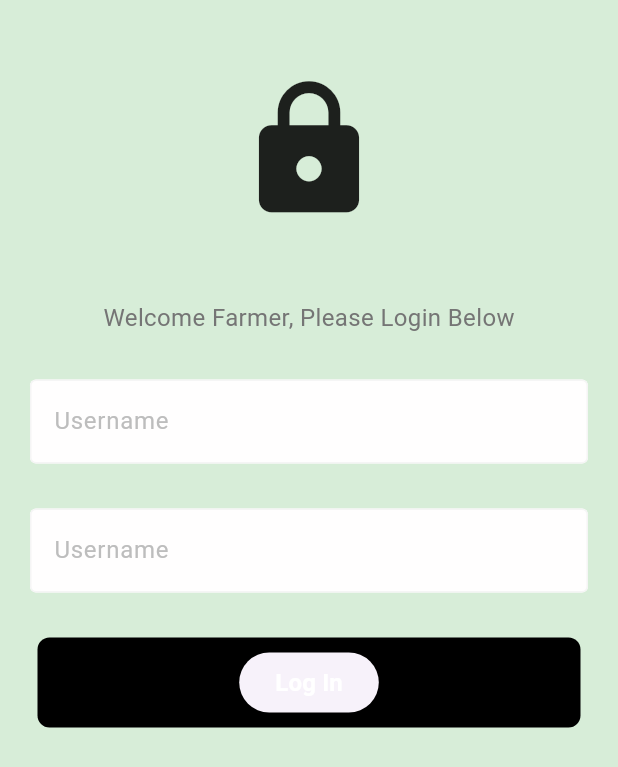
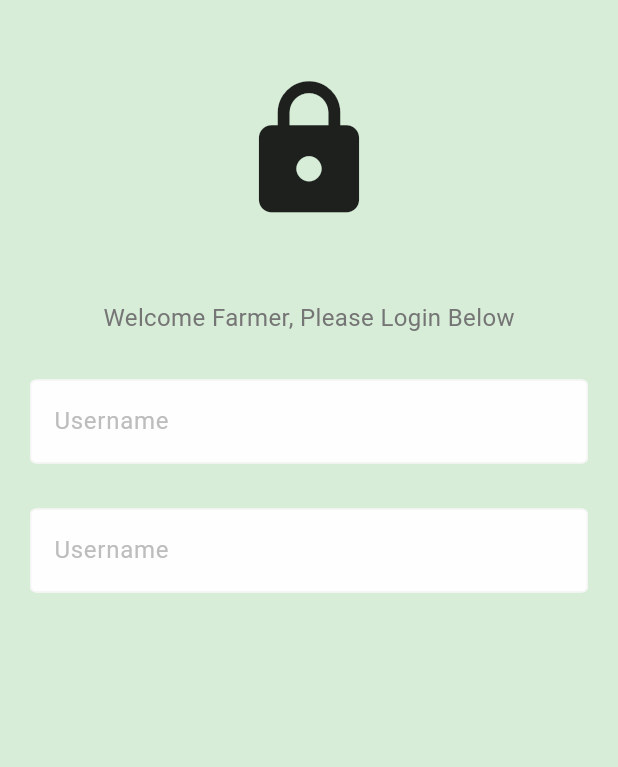
Before and after one commit to WisdomMapeka/flutterAppNew, a Flutter app: the LoginUIPage screen opened directly, on a phone screen of 412 x 824 dp. Shown: the top 767 px of the screen. Run offline on Flutter 3.47's test engine with Material 3 defaults, Android fonts, the phone set to English and light mode, and no system bars.

Commit message:
fixed pages , to have correct structure

```diff
--- a/flutter_application_1/lib/auth/login_page.dart
+++ b/flutter_application_1/lib/auth/login_page.dart
@@ -43,7 +43,7 @@ class LoginUIPage extends StatelessWidget {
 
               // button [with login text]
               SizedBox(height: 30,),
-              SigninButton(),
+              // SigninButton(),
 
 
             ],
--- a/flutter_application_1/lib/auth/navigation_betwee_boards.dart
+++ b/flutter_application_1/lib/auth/role_based_navigation.dart
@@ -1,6 +1,6 @@
 import 'package:flutter/material.dart';
-import 'clerk_dashboard.dart';
-import 'farmer_dashboard.dart';
+import '../clerks/admin_dash.dart';
+import '../farmers/farmers_dashboard.dart';
 
 class RoleBasedNavigation extends StatelessWidget {
   final String role;
--- a/flutter_application_1/lib/components/auth/signInbuton.dart
+++ b/flutter_application_1/lib/components/auth/signInbuton.dart
@@ -1,39 +1,39 @@
-import 'package:flutter/material.dart';
-import '../../clerks/admin_dash.dart';
+// import 'package:flutter/material.dart';
+// import '../../clerks/admin_dash.dart';
 
-class SigninButton extends StatelessWidget {
-  const SigninButton({super.key});
+// class SigninButton extends StatelessWidget {
+//   const SigninButton({super.key});
 
-  @override
-  Widget build(BuildContext context) {
-    return Container(
-      padding: EdgeInsets.all(6),
-      margin: EdgeInsets.symmetric(horizontal: 25),
-      decoration: BoxDecoration(
-        color: Colors.black,
-        borderRadius: BorderRadius.circular(8)
-      ),
-      child: Center(
+//   @override
+//   Widget build(BuildContext context) {
+//     return Container(
+//       padding: EdgeInsets.all(6),
+//       margin: EdgeInsets.symmetric(horizontal: 25),
+//       decoration: BoxDecoration(
+//         color: Colors.black,
+//         borderRadius: BorderRadius.circular(8)
+//       ),
+//       child: Center(
 
-        child: ElevatedButton(
-          onPressed: () {
-            Navigator.push(
-              context,
-              MaterialPageRoute(builder: (context) => AdminDashboard()),
-            );
-          },
+//         child: ElevatedButton(
+//           onPressed: () {
+//             Navigator.push(
+//               context,
+//               MaterialPageRoute(builder: (context) => AdminDashboard()),
+//             );
+//           },
 
-            child: Text(
-              "Log In",
-              style: TextStyle(
-                color: Colors.white,
-                fontWeight: FontWeight.bold,
-                fontSize: 16
-              ),
-            ),
-        ),
-      ),
-    );
+//             child: Text(
+//               "Log In",
+//               style: TextStyle(
+//                 color: Colors.white,
+//                 fontWeight: FontWeight.bold,
+//                 fontSize: 16
+//               ),
+//             ),
+//         ),
+//       ),
+//     );
 
-  }
-}
+//   }
+// }
--- a/flutter_application_1/lib/main.dart
+++ b/flutter_application_1/lib/main.dart
@@ -1,5 +1,6 @@
 import "package:flutter/material.dart";
 import "auth/login_page.dart";
+import 'auth/role_based_navigation.dart';
 
 void main(){
   runApp(const MainContainerApp());
@@ -15,26 +16,7 @@ class MainContainerApp extends StatelessWidget {
     return MaterialApp(
 
       debugShowCheckedModeBanner: false,
-      home: LoginUIPage()
+      home: RoleBasedNavigation(role: 'clerk')
     );
   }
 }
-
-
-// make this below code the main code in this main file, as it allows role base selection of boards
-
-// import 'package:flutter/material.dart';
-// import 'role_based_navigation.dart';
-
-// void main() {
-//   runApp(MyApp());
-// }
-
-// class MyApp extends StatelessWidget {
-//   @override
-//   Widget build(BuildContext context) {
-//     return MaterialApp(
-//       home: RoleBasedNavigation(role: 'clerk'), // Change role to 'farmer' for Farmer Dashboard
-//     );
-//   }
-// }
```
